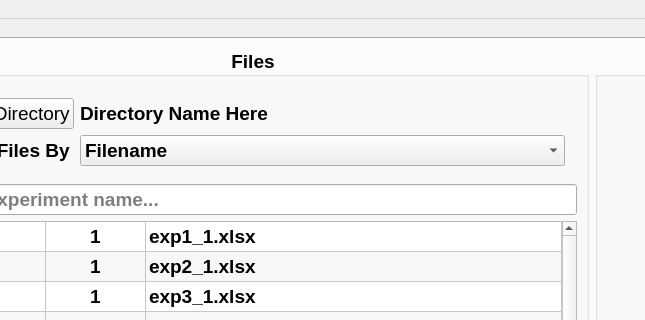
GyroidInc/sbh-kivyapp, file qtapp/gui/interface2.ui: the form before one commit; both pictures show x 146 to 791 and y 0 to 320 of the 1440 by 775 pixel window.
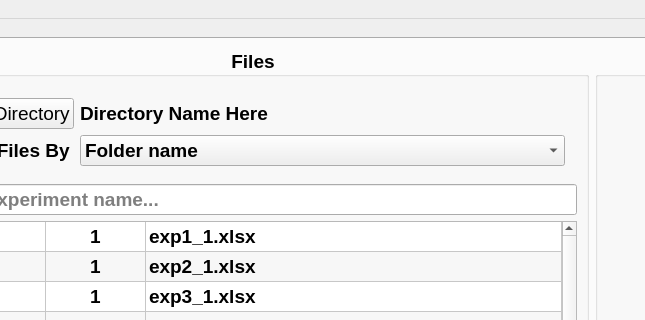
The form after the commit. Icons and pictures are not drawn.

Commit message: ComboBox changes the file loading window now

The edit to the form file:
```diff
--- a/qtapp/gui/interface2.ui
+++ b/qtapp/gui/interface2.ui
@@ -345,7 +345,7 @@
                   </property>
                   <item>
                    <property name="text">
-                    <string>Filename</string>
+                    <string>Folder name</string>
                    </property>
                   </item>
                   <item>
```
The commit also changes 1 other file.
